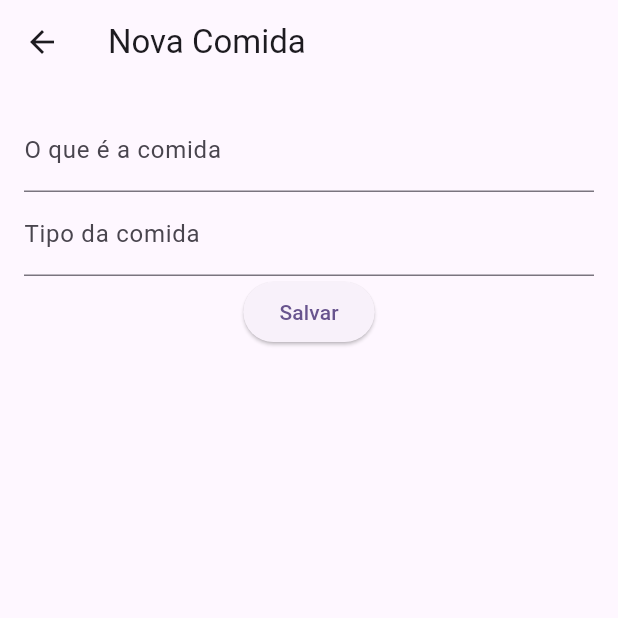
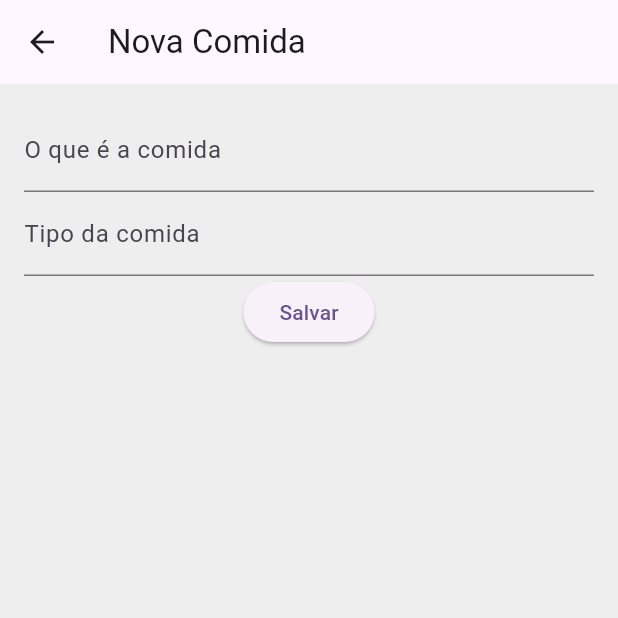
Before and after one commit to joashneves/app-check-food, a Flutter app: the screen it shows after launch, after a tap on the "add" icon, on a phone screen of 412 x 824 dp, the top half of it. Run offline on Flutter 3.47's test engine with Material 3 defaults, Android fonts, the phone set to English and light mode, and no system bars; our stand-ins replace sqflite, sqflite_common_ffi; accounts and stored records are empty.

```diff
--- a/lib/main.dart
+++ b/lib/main.dart
@@ -28,10 +28,12 @@ class MyApp extends StatelessWidget {
   Widget build(BuildContext context) {
     final themeProvider = Provider.of<ThemeProvider>(context);
     return MaterialApp(
-      title: 'CheckFood',
+      title: "CheckFood",
       theme: ThemeData(
+        primarySwatch: Colors.purple,
         brightness: Brightness.light,
         colorScheme: ColorScheme.fromSeed(seedColor: Colors.deepPurple),
+        scaffoldBackgroundColor: Colors.grey[200],
       ),
       darkTheme: ThemeData(
         brightness: Brightness.dark,
@@ -39,6 +41,7 @@ class MyApp extends StatelessWidget {
           seedColor: Colors.deepPurple,
           brightness: Brightness.dark,
         ),
+        scaffoldBackgroundColor: Colors.grey[850],
       ),
       themeMode: themeProvider.themeMode,
       home: const FoodListScreen(),
```
Also changed, not shown: lib/ui/food_list_screen.dart (+8 -2 lines).
